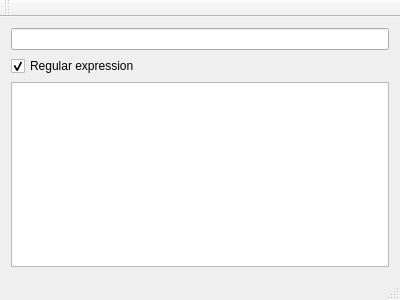
Qt form mainwindow.ui (sashoalm/qt-text-filter) before a commit.
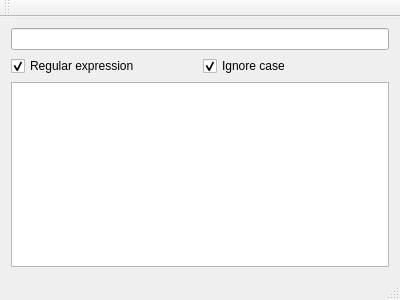
The same form after that commit.

Commit message: Added "Ignore case" checkbox.

The edit to the form file:
```diff
--- a/mainwindow.ui
+++ b/mainwindow.ui
@@ -14,12 +14,9 @@
    <string>MainWindow</string>
   </property>
   <widget class="QWidget" name="centralWidget">
-   <layout class="QVBoxLayout" name="verticalLayout">
-    <item>
-     <widget class="QLineEdit" name="lineEdit"/>
-    </item>
-    <item>
-     <widget class="QCheckBox" name="checkBox">
+   <layout class="QGridLayout" name="gridLayout">
+    <item row="2" column="0">
+     <widget class="QCheckBox" name="checkBoxRegex">
       <property name="text">
        <string>Regular expression</string>
       </property>
@@ -28,13 +25,26 @@
       </property>
      </widget>
     </item>
-    <item>
+    <item row="2" column="1">
+     <widget class="QCheckBox" name="checkBoxIgnoreCase">
+      <property name="text">
+       <string>Ignore case</string>
+      </property>
+      <property name="checked">
+       <bool>true</bool>
+      </property>
+     </widget>
+    </item>
+    <item row="4" column="0" colspan="2">
      <widget class="QPlainTextEdit" name="plainTextEdit">
       <property name="lineWrapMode">
        <enum>QPlainTextEdit::NoWrap</enum>
       </property>
      </widget>
     </item>
+    <item row="0" column="0" colspan="2">
+     <widget class="QLineEdit" name="lineEdit"/>
+    </item>
    </layout>
   </widget>
   <widget class="QMenuBar" name="menuBar">
@@ -43,7 +53,7 @@
      <x>0</x>
      <y>0</y>
      <width>400</width>
-     <height>21</height>
+     <height>24</height>
     </rect>
    </property>
   </widget>
```
The commit also changes 1 other file.
